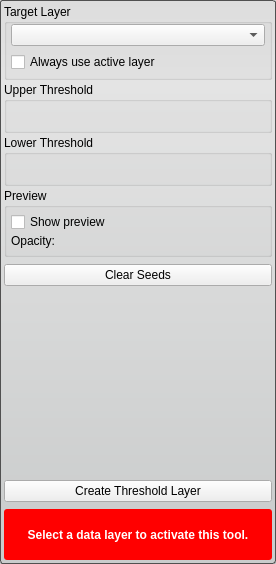
This is src/Interface/ToolInterface/ThresholdToolInterface.ui in SCIInstitute/Seg3D as Qt 5 draws it before an edit. The edited form follows.
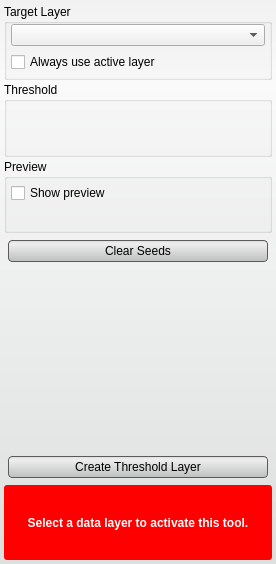
This is the edited form. Custom widgets are drawn as their Qt base class.

Patch:
```diff
--- a/src/Interface/ToolInterface/ThresholdToolInterface.ui
+++ b/src/Interface/ToolInterface/ThresholdToolInterface.ui
@@ -28,8 +28,7 @@
   <property name="styleSheet">
    <string notr="true">QWidget#ThresholdToolInterface{
   border-radius: 3px;
-  border: 1px solid rgb(80, 80,80);
-  background-color: qlineargradient(spread:pad, x1:0.5, y1:0, x2:0.5, y2:0.960227, stop:0 rgba(221, 221, 221, 255), stop:0.155779 rgba(228, 228, 228, 255), stop:1 rgba(202, 204, 204, 255)); 
+  background-color: qlineargradient(spread:pad, x1:0.5, y1:0, x2:0.5, y2:0.960227, stop:0 rgba(241, 241, 241, 255), stop:0.155779 rgba(250, 250, 250, 255), stop:1 rgba(222, 224, 224, 255));  
 }
 
 QWidget#threshold_histogram_{
@@ -37,7 +36,26 @@
   border: 1px solid gray;
 }
 
-</string>
+QPushButton{
+  background-color: qlineargradient(spread:pad, x1:0.5, y1:0, x2:0.5, y2:0.960227, stop:0 rgba(221, 221, 221, 255), stop:0.155779 rgba(238, 238, 238, 255), stop:1 rgba(192, 194, 194, 255));
+  border-radius: 4px;
+  border: 1px solid rgb(90, 90, 90);
+  margin:4px;
+}
+
+QPushButton:hover{
+  background-color: qlineargradient(spread:pad, x1:0.5, y1:0, x2:0.5, y2:1, stop:0 rgba(195, 195, 195, 255), stop:0.253769 rgba(206, 206, 206, 255), stop:1 rgba(185, 185, 185, 255));
+  border-radius: 4px;
+  border: 1px solid rgb(90, 90, 90);
+  margin:4px;
+}
+
+QPushButton:pressed{
+  background-color: qlineargradient(spread:pad, x1:0.5, y1:0, x2:0.5, y2:1, stop:0 rgba(150, 150, 150, 255), stop:0.753769 rgba(206, 206, 206, 255), stop:1 rgba(185, 185, 185, 255));
+  border-radius: 4px;
+  border: 1px solid rgb(90, 90, 90);
+  margin:4px;
+}</string>
   </property>
   <layout class="QVBoxLayout" name="verticalLayout_5">
    <property name="spacing">
@@ -114,27 +132,18 @@
    <item>
     <widget class="QGroupBox" name="groupBox_2">
      <property name="title">
-      <string>Upper Threshold</string>
+      <string>Threshold</string>
      </property>
      <layout class="QVBoxLayout" name="verticalLayout_2">
+      <property name="spacing">
+       <number>4</number>
+      </property>
       <property name="margin">
        <number>4</number>
       </property>
       <item>
        <widget class="QtUtils::QtSliderDoubleCombo" name="upper_threshold_" native="true"/>
       </item>
-     </layout>
-    </widget>
-   </item>
-   <item>
-    <widget class="QGroupBox" name="groupBox_3">
-     <property name="title">
-      <string>Lower Threshold</string>
-     </property>
-     <layout class="QVBoxLayout" name="verticalLayout_3">
-      <property name="margin">
-       <number>4</number>
-      </property>
       <item>
        <widget class="QtUtils::QtSliderDoubleCombo" name="lower_threshold_" native="true"/>
       </item>
@@ -171,15 +180,20 @@
        </layout>
       </item>
       <item>
-       <widget class="QLabel" name="label">
-        <property name="text">
-         <string>Opacity:</string>
-        </property>
+       <widget class="QWidget" name="opacity_widget_" native="true">
+        <layout class="QVBoxLayout" name="verticalLayout_7">
+         <property name="spacing">
+          <number>2</number>
+         </property>
+         <property name="margin">
+          <number>0</number>
+         </property>
+         <item>
+          <widget class="QtUtils::QtSliderDoubleCombo" name="preview_opacity_slider_" native="true"/>
+         </item>
+        </layout>
        </widget>
       </item>
-      <item>
-       <widget class="QtUtils::QtSliderDoubleCombo" name="preview_opacity_slider_" native="true"/>
-      </item>
      </layout>
     </widget>
    </item>
@@ -212,6 +226,12 @@
           <verstretch>0</verstretch>
          </sizepolicy>
         </property>
+        <property name="minimumSize">
+         <size>
+          <width>0</width>
+          <height>30</height>
+         </size>
+        </property>
         <property name="text">
          <string>Clear Seeds</string>
         </property>
@@ -259,6 +279,12 @@
           <verstretch>0</verstretch>
          </sizepolicy>
         </property>
+        <property name="minimumSize">
+         <size>
+          <width>0</width>
+          <height>30</height>
+         </size>
+        </property>
         <property name="toolTip">
          <string>If this button is disabled its because you haven't set a valid Target Layer </string>
         </property>
```
